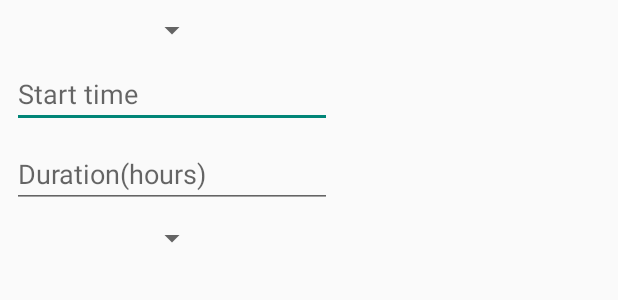
After one commit to ks-manu/Mannschaft_KNUST, an Android app: the layout dialog_add_session.xml on its own in the app's theme, with its tools: preview values and no code run, on a phone screen of 412 x 824 dp. The commit adds this screen. Shown: the top 300 px of the screen. Run offline under Robolectric (Android 15) with nearby library versions, the phone set to English and light mode, and no system bars; Roboto replaces fonts that are not available here.

Commit message:
add session dialog fragment with time picker

```diff
--- a/Front-end/Android/app/src/main/java/mannschaft_knust/classrep/CoursePostsFragment.java
+++ b/Front-end/Android/app/src/main/java/mannschaft_knust/classrep/CoursePostsFragment.java
@@ -115,7 +115,7 @@ public class CoursePostsFragment extends Fragment {
         public Dialog onCreateDialog(Bundle savedInstanceState){
             AlertDialog.Builder builder = new AlertDialog.Builder(getContext());
             builder.setTitle("Post Something")
-                    .setView(R.layout.fragment_send_post)
+                    .setView(R.layout.dialog_send_post)
                     .setPositiveButton("Send", new DialogInterface.OnClickListener() {
                         @Override
                         public void onClick(DialogInterface dialog, int which) {
--- /dev/null
+++ b/Front-end/Android/app/src/main/res/layout/dialog_add_session.xml
@@ -0,0 +1,57 @@
+<?xml version="1.0" encoding="utf-8"?>
+<android.support.constraint.ConstraintLayout xmlns:android="http://schemas.android.com/apk/res/android"
+    xmlns:app="http://schemas.android.com/apk/res-auto"
+    xmlns:tools="http://schemas.android.com/tools"
+    android:layout_width="wrap_content"
+    android:layout_height="wrap_content">
+
+    <Spinner
+        android:id="@+id/course_spinner"
+        android:layout_width="wrap_content"
+        android:layout_height="wrap_content"
+        android:layout_marginEnd="8dp"
+        android:layout_marginStart="8dp"
+        android:layout_marginTop="8dp"
+        app:layout_constraintEnd_toEndOf="parent"
+        app:layout_constraintStart_toStartOf="parent"
+        app:layout_constraintTop_toTopOf="parent" />
+
+    <EditText
+        android:id="@+id/start_time_input"
+        android:layout_width="wrap_content"
+        android:layout_height="wrap_content"
+        android:layout_marginEnd="8dp"
+        android:layout_marginStart="8dp"
+        android:layout_marginTop="8dp"
+        android:ems="10"
+        android:hint="@string/start_time"
+        android:inputType="time"
+        app:layout_constraintEnd_toEndOf="parent"
+        app:layout_constraintStart_toStartOf="parent"
+        app:layout_constraintTop_toBottomOf="@+id/course_spinner" />
+
+    <Spinner
+        android:id="@+id/venue_spinner"
+        android:layout_width="wrap_content"
+        android:layout_height="wrap_content"
+        android:layout_marginEnd="8dp"
+        android:layout_marginStart="8dp"
+        android:layout_marginTop="8dp"
+        app:layout_constraintEnd_toEndOf="parent"
+        app:layout_constraintStart_toStartOf="parent"
+        app:layout_constraintTop_toBottomOf="@+id/duration_input" />
+
+    <EditText
+        android:id="@+id/duration_input"
+        android:layout_width="wrap_content"
+        android:layout_height="wrap_content"
+        android:layout_marginEnd="8dp"
+        android:layout_marginStart="8dp"
+        android:layout_marginTop="8dp"
+        android:ems="10"
+        android:hint="@string/duration"
+        android:inputType="numberDecimal"
+        app:layout_constraintEnd_toEndOf="parent"
+        app:layout_constraintStart_toStartOf="parent"
+        app:layout_constraintTop_toBottomOf="@+id/start_time_input" />
+</android.support.constraint.ConstraintLayout>
--- a/Front-end/Android/app/src/main/res/values/arrays.xml
+++ b/Front-end/Android/app/src/main/res/values/arrays.xml
@@ -34,4 +34,8 @@
         <item>PB141</item>
         <item>A130</item>
     </string-array>
+    <string-array name="courses">
+        <item>Autotronics</item>
+        <item>Software Engineering</item>
+    </string-array>
 </resources>
```
Also changed, not shown: Front-end/Android/app/src/main/java/mannschaft_knust/classrep/TimetableFragment.java (+80 -17 lines), Front-end/Android/app/src/main/res/layout/dialog_update_session.xml (renamed from Front-end/Android/app/src/main/res/layout/fragment_update_session.xml, +5 -8 lines), Front-end/Android/app/src/main/res/layout/dialog_send_post.xml (renamed from Front-end/Android/app/src/main/res/layout/fragment_send_post.xml).
